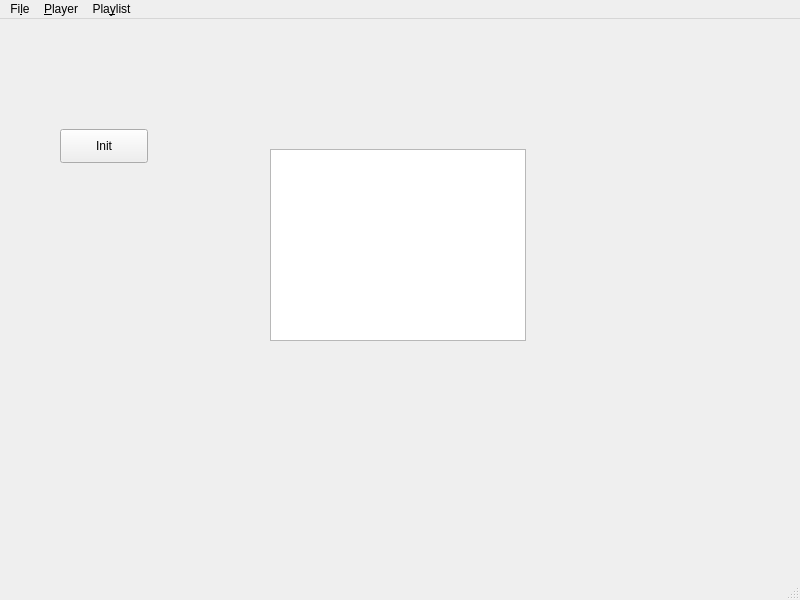
First picture: the form in src/GUI/mainwindow.ui, repository derselbst/ANMP, before the edit.
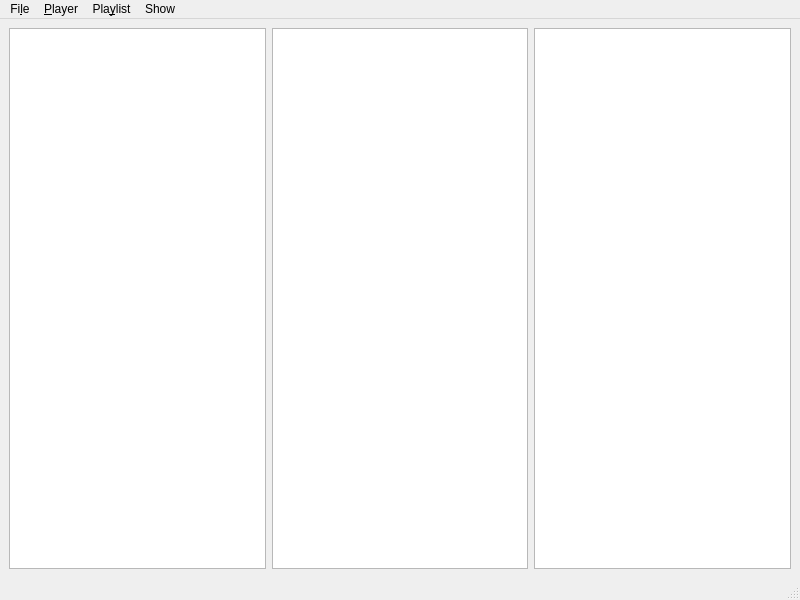
Second picture: the form after the edit.

Patch:
```diff
--- a/src/GUI/mainwindow.ui
+++ b/src/GUI/mainwindow.ui
@@ -14,29 +14,24 @@
    <string>MainWindow</string>
   </property>
   <widget class="QWidget" name="centralwidget">
-   <widget class="QPushButton" name="initButton">
-    <property name="geometry">
-     <rect>
-      <x>60</x>
-      <y>110</y>
-      <width>88</width>
-      <height>34</height>
-     </rect>
-    </property>
-    <property name="text">
-     <string>Init</string>
-    </property>
-   </widget>
-   <widget class="QListView" name="listView">
-    <property name="geometry">
-     <rect>
-      <x>270</x>
-      <y>130</y>
-      <width>256</width>
-      <height>192</height>
-     </rect>
-    </property>
-   </widget>
+   <layout class="QVBoxLayout" name="verticalLayout_2">
+    <item>
+     <layout class="QHBoxLayout" name="horizontalLayout">
+      <property name="topMargin">
+       <number>0</number>
+      </property>
+      <item>
+       <widget class="QTreeView" name="treeView"/>
+      </item>
+      <item>
+       <widget class="QListView" name="listView"/>
+      </item>
+      <item>
+       <widget class="QTableView" name="tableView"/>
+      </item>
+     </layout>
+    </item>
+   </layout>
   </widget>
   <widget class="QMenuBar" name="menubar">
    <property name="geometry">
@@ -44,7 +39,7 @@
      <x>0</x>
      <y>0</y>
      <width>800</width>
-     <height>19</height>
+     <height>30</height>
     </rect>
    </property>
    <widget class="QMenu" name="menuHello">
@@ -72,9 +67,16 @@
     <addaction name="actionNext_Song"/>
     <addaction name="actionPrevious_Song"/>
    </widget>
+   <widget class="QMenu" name="menuShow">
+    <property name="title">
+     <string>Show</string>
+    </property>
+    <addaction name="actionControl_Panel"/>
+   </widget>
    <addaction name="menuHello"/>
    <addaction name="menuPlayer"/>
    <addaction name="menuPlaylist"/>
+   <addaction name="menuShow"/>
   </widget>
   <widget class="QStatusBar" name="statusbar"/>
   <action name="actionLoad_Files">
```
Left out of the diff: 5 changed lines with no effect on the pictures.
